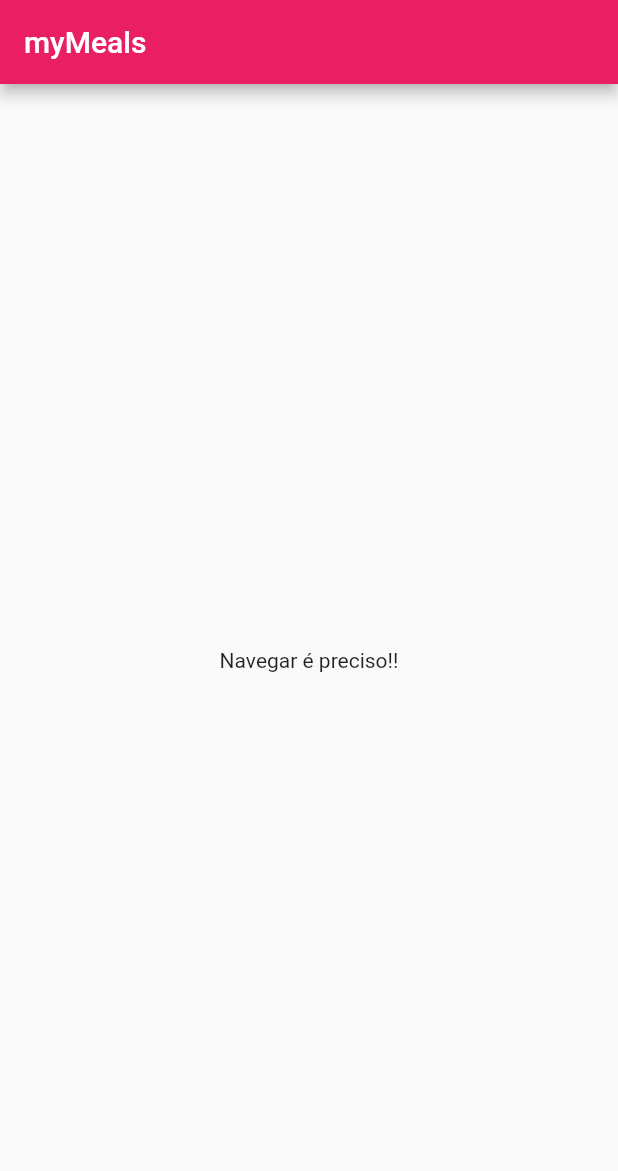
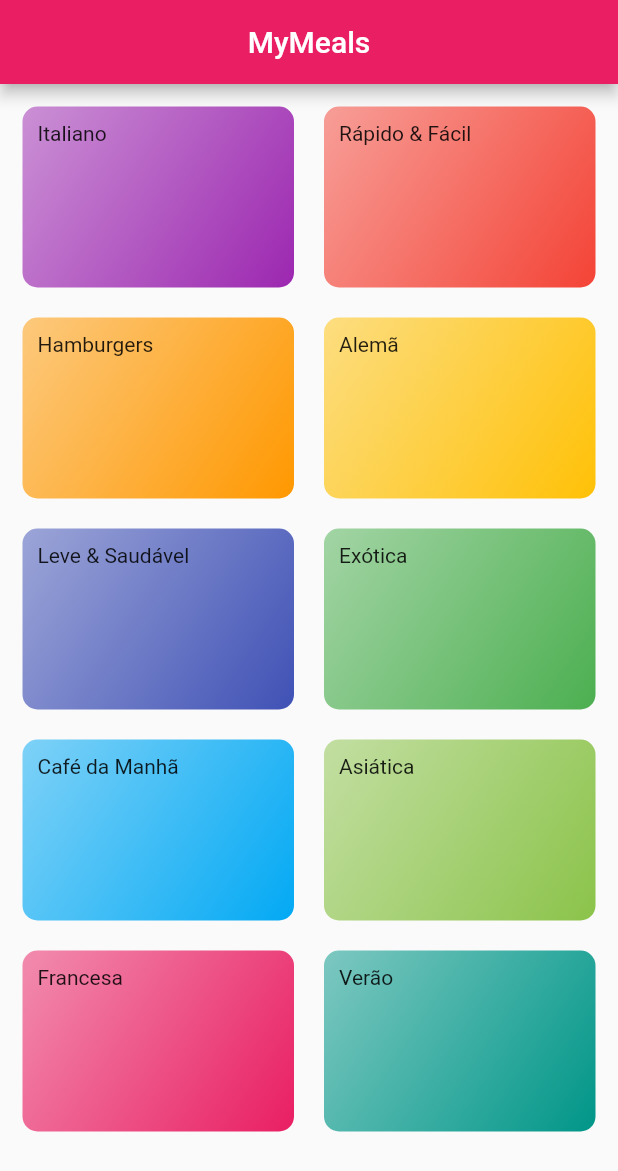
Before and after one commit to jvbt3/MyMeals, a Flutter app: the screen it shows after launch, on a phone screen of 412 x 824 dp. Shown: the top 1171 px of the screen. Run offline on Flutter 3.47's test engine with Material 2 defaults, Android fonts, the phone set to English and light mode, and no system bars.

Commit message:
Componentes das categorias

```diff
--- /dev/null
+++ b/lib/components/category_componets.dart
@@ -0,0 +1,27 @@
+import '../model/category.dart';
+import 'package:flutter/material.dart';
+
+class CategoryComponets extends StatelessWidget {
+  final Category category;
+
+  const CategoryComponets(this.category, {super.key});
+
+  @override
+  Widget build(BuildContext context) {
+    return Container(
+      padding: const EdgeInsets.all(10),
+      decoration: BoxDecoration(
+        borderRadius: BorderRadius.circular(10),
+        gradient: LinearGradient(
+          colors: [
+            category.color!.withOpacity(0.5),
+            category.color!,
+          ],
+          begin: Alignment.topLeft,
+          end: Alignment.bottomRight,
+        ),
+      ),
+      child: Text(category.title),
+    );
+  }
+}
--- /dev/null
+++ b/lib/data/dummy_data.dart
@@ -0,0 +1,56 @@
+import 'package:flutter/material.dart';
+
+import '../model/category.dart';
+
+const dummyCategories = [
+  Category(
+    id: 1,
+    title: 'Italiano',
+    color: Colors.purple,
+  ),
+  Category(
+    id: 2,
+    title: 'Rápido & Fácil',
+    color: Colors.red,
+  ),
+  Category(
+    id: 3,
+    title: 'Hamburgers',
+    color: Colors.orange,
+  ),
+  Category(
+    id: 4,
+    title: 'Alemã',
+    color: Colors.amber,
+  ),
+  Category(
+    id: 5,
+    title: 'Leve & Saudável',
+    color: Colors.indigo,
+  ),
+  Category(
+    id: 6,
+    title: 'Exótica',
+    color: Colors.green,
+  ),
+  Category(
+    id: 7,
+    title: 'Café da Manhã',
+    color: Colors.lightBlue,
+  ),
+  Category(
+    id: 8,
+    title: 'Asiática',
+    color: Colors.lightGreen,
+  ),
+  Category(
+    id: 9,
+    title: 'Francesa',
+    color: Colors.pink,
+  ),
+  Category(
+    id: 10,
+    title: 'Verão',
+    color: Colors.teal,
+  ),
+];
--- a/lib/main.dart
+++ b/lib/main.dart
@@ -1,6 +1,7 @@
 // ignore_for_file: library_private_types_in_public_api
 
 import 'package:flutter/material.dart';
+import 'package:mymeals/view/category_view.dart';
 
 void main() => runApp(const MyApp());
 
@@ -18,7 +19,7 @@ class MyApp extends StatelessWidget {
             secondary: Colors.amber,
           ),
       ),
-      home: const MyHomePage(),
+      home: const CategoriesView(),
     );
   }
 }
--- /dev/null
+++ b/lib/model/category.dart
@@ -0,0 +1,9 @@
+import 'package:flutter/material.dart';
+
+class Category {
+  final int id;
+  final String title;
+  final Color? color;
+
+  const Category({required this.id, required this.title, this.color});
+}
--- /dev/null
+++ b/lib/view/category_view.dart
@@ -0,0 +1,29 @@
+import 'package:flutter/material.dart';
+import '../data/dummy_data.dart';
+import '../components/category_componets.dart';
+
+class CategoriesView extends StatelessWidget {
+  const CategoriesView({super.key});
+
+  @override
+  Widget build(BuildContext context) {
+    return Scaffold(
+      appBar: AppBar(
+        centerTitle: true,
+        title: const Text("MyMeals"),
+      ),
+      body: GridView(
+        padding: const EdgeInsets.all(15),
+        gridDelegate: const SliverGridDelegateWithMaxCrossAxisExtent(
+          maxCrossAxisExtent: 200,
+          childAspectRatio: 3 / 2,
+          crossAxisSpacing: 20,
+          mainAxisSpacing: 20,
+        ),
+        children: dummyCategories.map((cat) {
+          return CategoryComponets(cat);
+        }).toList(),
+      ),
+    );
+  }
+}
```
